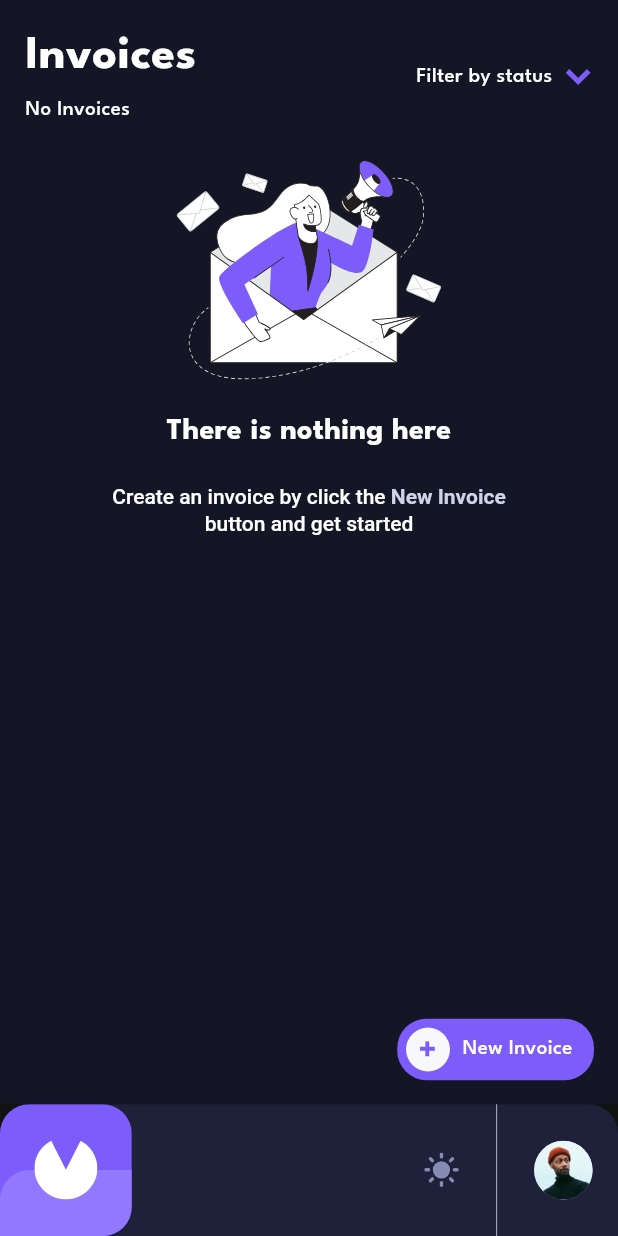
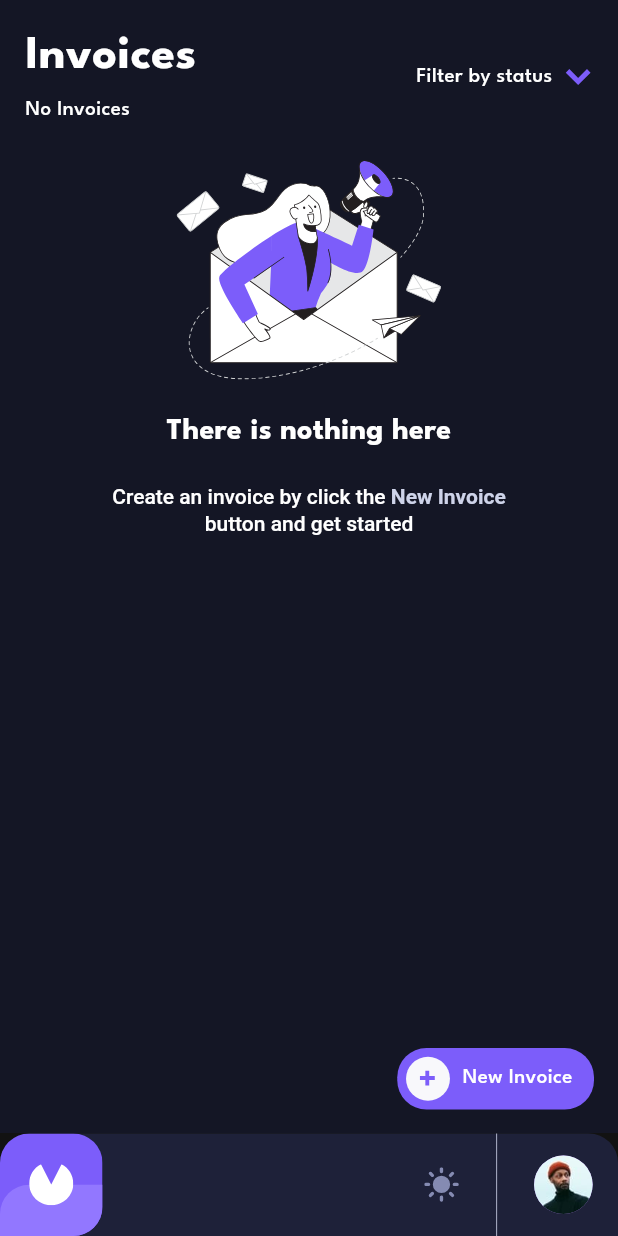
Before and after one commit to BaoTrung37/Blue_invoice, a Flutter app: the screen it shows after launch, on a phone screen of 412 x 824 dp. Run offline on Flutter 3.47's test engine with Material 3 defaults, Android fonts, the phone set to English and light mode, and no system bars; our stand-ins replace auto_route, bloc, flutter_bloc, flutter_screenutil, flutter_svg, freezed_annotation and 4 more; accounts and stored records are empty; generated files the repository leaves out were written again; statements that could not run were skipped.

Commit message:
down height size

```diff
--- a/invoice_app/lib/presentation/pages/main_app/screen/main_app_screen.dart
+++ b/invoice_app/lib/presentation/pages/main_app/screen/main_app_screen.dart
@@ -23,7 +23,7 @@ class _BottomBarView extends StatelessWidget {
   @override
   Widget build(BuildContext context) {
     return Container(
-      height: 90.h,
+      height: 70.h,
       width: double.infinity,
       decoration: BoxDecoration(
         color: context.colors.backgroundSecondary,
@@ -61,8 +61,8 @@ class _BottomBarView extends StatelessWidget {
 
   Widget _buildAppLogo() {
     return SizedBox(
-      height: 90.r,
-      width: 90.r,
+      height: 70.r,
+      width: 70.r,
       child: ClipRRect(
         borderRadius: BorderRadius.only(
           topRight: Radius.circular(20.r),
@@ -79,8 +79,8 @@ class _BottomBarView extends StatelessWidget {
             Positioned(
               bottom: 0,
               child: Container(
-                height: 45.r,
-                width: 90.r,
+                height: 35.r,
+                width: 70.r,
                 decoration: BoxDecoration(
                   color: const Color(0xFF9277FF),
                   borderRadius: BorderRadius.only(
@@ -92,7 +92,7 @@ class _BottomBarView extends StatelessWidget {
             Positioned.fill(
               child: Center(
                 child: Container(
-                  child: Assets.icons.logo.svg(height: 40.h),
+                  child: Assets.icons.logo.svg(height: 28.h),
                 ),
               ),
             ),
```
